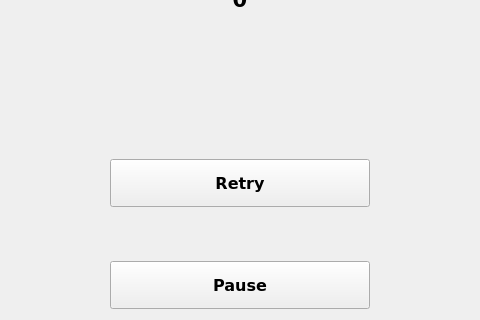
Above: src/game/pointspage.ui from VKuzia/cat-circus before the change; both pictures show x 160 to 640 and y 130 to 450 of the 800 by 450 pixel window. Below: the same form after it.
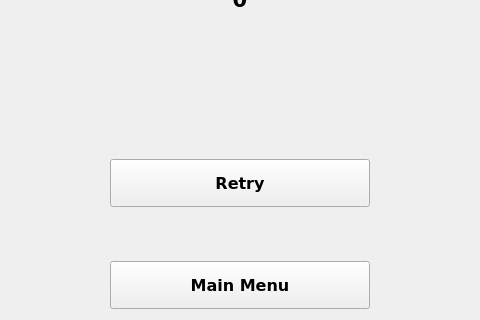
That is the form after the change. The open tabs and pages were chosen to show the change.

Commit message: Simplify pause/main menu button logic

The edit to the form file:
```diff
--- a/src/game/pointspage.ui
+++ b/src/game/pointspage.ui
@@ -175,6 +175,28 @@
       </spacer>
      </item>
      <item>
+      <widget class="QStackedWidget" name="ui_stacked_button_widget_">
+       <property name="lineWidth">
+        <number>0</number>
+       </property>
+       <widget class="QWidget" name="ui_pause_button_page_">
+        <layout class="QVBoxLayout" name="verticalLayout_2">
+         <property name="spacing">
+          <number>0</number>
+         </property>
+         <property name="leftMargin">
+          <number>0</number>
+         </property>
+         <property name="topMargin">
+          <number>0</number>
+         </property>
+         <property name="rightMargin">
+          <number>0</number>
+         </property>
+         <property name="bottomMargin">
+          <number>0</number>
+         </property>
+         <item>
       <widget class="QPushButton" name="ui_pause_button_">
        <property name="sizePolicy">
         <sizepolicy hsizetype="Minimum" vsizetype="Expanding">
@@ -195,6 +217,50 @@
        </property>
       </widget>
      </item>
+        </layout>
+       </widget>
+       <widget class="QWidget" name="ui_main_menu_button_page_">
+        <layout class="QVBoxLayout" name="verticalLayout_3">
+         <property name="spacing">
+          <number>0</number>
+         </property>
+         <property name="leftMargin">
+          <number>0</number>
+         </property>
+         <property name="topMargin">
+          <number>0</number>
+         </property>
+         <property name="rightMargin">
+          <number>0</number>
+         </property>
+         <property name="bottomMargin">
+          <number>0</number>
+         </property>
+         <item>
+          <widget class="QPushButton" name="ui_main_menu_button_">
+           <property name="sizePolicy">
+            <sizepolicy hsizetype="MinimumExpanding" vsizetype="MinimumExpanding">
+             <horstretch>0</horstretch>
+             <verstretch>0</verstretch>
+            </sizepolicy>
+           </property>
+           <property name="font">
+            <font>
+             <family>Verdana</family>
+             <pointsize>12</pointsize>
+             <weight>75</weight>
+             <bold>true</bold>
+            </font>
+           </property>
+           <property name="text">
+            <string>Main Menu</string>
+           </property>
+          </widget>
+         </item>
+        </layout>
+       </widget>
+      </widget>
+     </item>
      <item>
       <spacer name="horizontalSpacer">
        <property name="orientation">
```
Left out of the diff: 17 changed lines with no effect on the pictures. Lines whose indentation alone changed are shown as unchanged. The commit also changes 2 other files.
